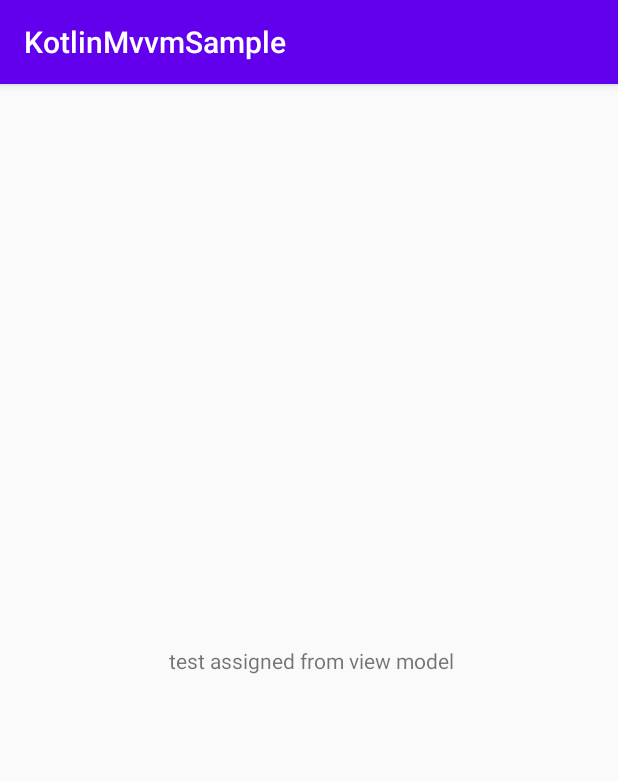
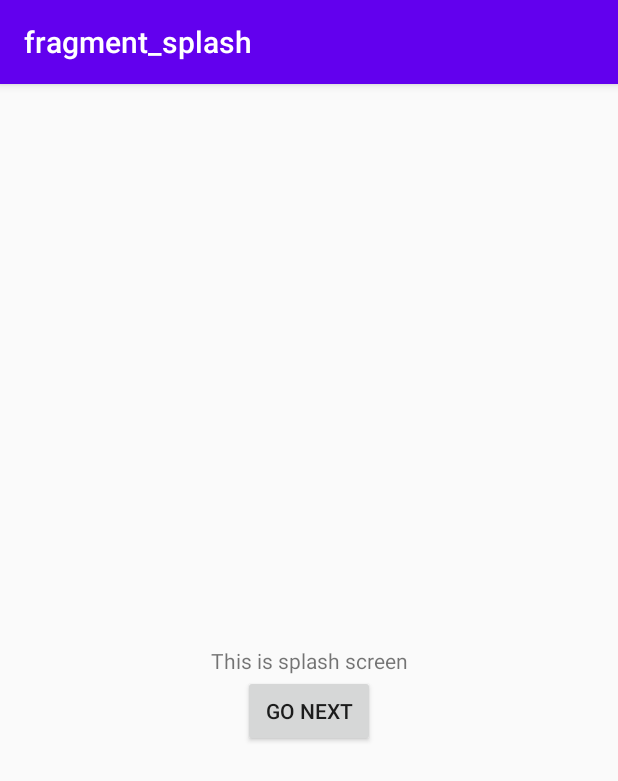
Before and after one commit to sjkaushik/SampleKotlinProject, an Android app: the screen it shows after launch (MainActivity), on a phone screen of 412 x 824 dp. Shown: the top 781 px of the screen. Run offline under Robolectric (Android 15) with nearby library versions, the phone set to English and light mode, and no system bars; our stand-ins replace Dagger/Hilt's generated code, data binding, navigation-ui.

Commit message:
added nav component

```diff
--- a/app/src/main/AndroidManifest.xml
+++ b/app/src/main/AndroidManifest.xml
@@ -3,7 +3,7 @@
     package="com.example.kotlinmvvmsample">
 
     <application
-        android:name=".BaseApplication"
+        android:name="com.example.kotlinmvvmsample.BaseApplication"
         android:allowBackup="true"
         android:icon="@mipmap/ic_launcher"
         android:label="@string/app_name"
--- a/app/src/main/java/com/example/kotlinmvvmsample/base/BaseFragment.kt
+++ b/app/src/main/java/com/example/kotlinmvvmsample/base/BaseFragment.kt
@@ -1,3 +1,40 @@
 package com.example.kotlinmvvmsample.base
 
-class BaseFragment
+import android.os.Bundle
+import android.view.LayoutInflater
+import android.view.View
+import android.view.ViewGroup
+import androidx.annotation.LayoutRes
+import androidx.databinding.DataBindingUtil
+import androidx.databinding.ViewDataBinding
+import dagger.android.support.DaggerFragment
+
+abstract class BaseFragment<VDB : ViewDataBinding, VM : BaseViewModel> : DaggerFragment() {
+
+    open lateinit var mBinding: VDB
+
+    @LayoutRes
+    abstract fun getLayoutRes(): Int
+
+    private fun init(inflater: LayoutInflater, container: ViewGroup) {
+        mBinding = DataBindingUtil.inflate(inflater, getLayoutRes(), container, false)
+    }
+
+    override fun onCreateView(
+        inflater: LayoutInflater, container: ViewGroup?,
+        savedInstanceState: Bundle?
+    ): View {
+        init(inflater, container!!)
+        init()
+        super.onCreateView(inflater, container, savedInstanceState)
+        return mBinding.root
+    }
+
+    open fun init() {}
+    open fun refresh() {}
+
+    abstract fun initViewModel(): VM
+
+    abstract fun attachObservers()
+
+}
--- a/app/src/main/java/com/example/kotlinmvvmsample/model/CoffeeModel.kt
+++ /dev/null
@@ -1,6 +0,0 @@
-package com.example.kotlinmvvmsample.model
-
-class CoffeeModel {
-    fun prepareCoffee() = "Here! Espresso for you"
-    fun fetchCoffee() = "espresso"
-}
--- a/app/src/main/java/com/example/kotlinmvvmsample/ui/activity/MainActivity.kt
+++ b/app/src/main/java/com/example/kotlinmvvmsample/ui/activity/MainActivity.kt
@@ -1,7 +1,8 @@
 package com.example.kotlinmvvmsample.ui.activity
 
-
 import android.os.Bundle
+import androidx.navigation.findNavController
+import androidx.navigation.ui.NavigationUI
 import com.example.kotlinmvvmsample.R
 import com.example.kotlinmvvmsample.base.BaseActivity
 import com.example.kotlinmvvmsample.databinding.ActivityMainBinding
@@ -17,6 +18,9 @@ class MainActivity : BaseActivity<ActivityMainBinding, MainViewModel>() {
     override fun onCreate(savedInstanceState: Bundle?) {
         super.onCreate(savedInstanceState)
         binding.viewModel = viewModel
+
+        val navController = this.findNavController(R.id.myNavHostFragment)
+        NavigationUI.setupActionBarWithNavController(this, navController)
     }
 
     override fun getLayoutRes(): Int {
--- /dev/null
+++ b/app/src/main/java/com/example/kotlinmvvmsample/ui/fragment/splash/SplashFragment.kt
@@ -0,0 +1,41 @@
+package com.example.kotlinmvvmsample.ui.fragment.splash
+
+import android.util.Log
+import androidx.fragment.app.Fragment
+import androidx.lifecycle.Observer
+import com.example.kotlinmvvmsample.R
+import com.example.kotlinmvvmsample.base.BaseFragment
+import com.example.kotlinmvvmsample.databinding.FragmentSplashBinding
+import javax.inject.Inject
+
+/**
+ * A simple [Fragment] subclass.
+ */
+class SplashFragment : BaseFragment<FragmentSplashBinding, SplashViewModel>() {
+
+    @Inject
+    lateinit var viewModel: SplashViewModel
+
+    override fun onStart() {
+        super.onStart()
+        mBinding.viewModel = viewModel
+    }
+
+    override fun getLayoutRes(): Int {
+        return R.layout.fragment_splash
+    }
+
+    override fun initViewModel(): SplashViewModel {
+        return viewModel
+    }
+
+    override fun attachObservers() {
+
+        viewModel.clickAction.observe(this, Observer {
+
+            Log.d("hell", "smart")
+        })
+    }
+
+
+}
--- /dev/null
+++ b/app/src/main/java/com/example/kotlinmvvmsample/ui/fragment/splash/SplashViewModel.kt
@@ -0,0 +1,22 @@
+package com.example.kotlinmvvmsample.ui.fragment.splash
+
+import androidx.lifecycle.MutableLiveData
+import com.example.kotlinmvvmsample.base.BaseViewModel
+import com.example.kotlinmvvmsample.rx.SingleLiveEvent
+import javax.inject.Inject
+
+class SplashViewModel
+@Inject
+constructor() : BaseViewModel() {
+
+    val desc = MutableLiveData<String>()
+    val clickAction = SingleLiveEvent<Boolean>()
+
+    init {
+        desc.value = "This is splash screen"
+    }
+
+    fun onCtaButtonClick() {
+        clickAction.value = true
+    }
+}
--- a/app/src/main/res/layout/activity_main.xml
+++ b/app/src/main/res/layout/activity_main.xml
@@ -16,15 +16,13 @@
         android:layout_width="match_parent"
         android:layout_height="match_parent">
 
-        <androidx.appcompat.widget.AppCompatTextView
-            android:id="@+id/sampleText"
-            android:layout_width="wrap_content"
-            android:layout_height="wrap_content"
-            android:text="@{viewModel.text}"
-            app:layout_constraintBottom_toBottomOf="parent"
-            app:layout_constraintEnd_toEndOf="parent"
-            app:layout_constraintStart_toStartOf="parent"
-            app:layout_constraintTop_toTopOf="parent" />
+        <fragment
+            android:id="@+id/myNavHostFragment"
+            android:name="androidx.navigation.fragment.NavHostFragment"
+            android:layout_width="match_parent"
+            android:layout_height="match_parent"
+            app:defaultNavHost="true"
+            app:navGraph="@navigation/navigation" />
 
     </androidx.constraintlayout.widget.ConstraintLayout>
 
--- /dev/null
+++ b/app/src/main/res/layout/fragment_splash.xml
@@ -0,0 +1,41 @@
+<?xml version="1.0" encoding="utf-8"?>
+<layout xmlns:android="http://schemas.android.com/apk/res/android"
+    xmlns:app="http://schemas.android.com/apk/res-auto"
+    xmlns:tools="http://schemas.android.com/tools"
+    tools:context=".ui.fragment.splash.SplashFragment">
+
+    <data>
+
+        <variable
+            name="viewModel"
+            type="com.example.kotlinmvvmsample.ui.fragment.splash.SplashViewModel" />
+
+    </data>
+
+    <androidx.constraintlayout.widget.ConstraintLayout
+        android:layout_width="match_parent"
+        android:layout_height="match_parent">
+
+        <androidx.appcompat.widget.AppCompatTextView
+            android:id="@+id/desc"
+            android:layout_width="wrap_content"
+            android:layout_height="wrap_content"
+            android:text="@{viewModel.desc}"
+            app:layout_constraintBottom_toBottomOf="parent"
+            app:layout_constraintEnd_toEndOf="parent"
+            app:layout_constraintStart_toStartOf="parent"
+            app:layout_constraintTop_toTopOf="parent"
+            tools:text="sample text" />
+
+        <Button
+            android:layout_width="wrap_content"
+            android:layout_height="wrap_content"
+            android:onClick="@{()->viewModel.onCtaButtonClick()}"
+            android:text="Go Next"
+            app:layout_constraintEnd_toEndOf="parent"
+            app:layout_constraintStart_toStartOf="parent"
+            app:layout_constraintTop_toBottomOf="@+id/desc" />
+
+    </androidx.constraintlayout.widget.ConstraintLayout>
+
+</layout>
--- /dev/null
+++ b/app/src/main/res/navigation/navigation.xml
@@ -0,0 +1,23 @@
+<?xml version="1.0" encoding="utf-8"?>
+<navigation xmlns:android="http://schemas.android.com/apk/res/android"
+    xmlns:app="http://schemas.android.com/apk/res-auto"
+    xmlns:tools="http://schemas.android.com/tools"
+    android:id="@+id/navigation"
+    app:startDestination="@id/splashFragment"
+    tools:ignore="UnusedNavigation">
+
+    <fragment
+        android:id="@+id/splashFragment"
+        android:name="com.example.kotlinmvvmsample.ui.fragment.splash.SplashFragment"
+        android:label="fragment_splash"
+        tools:layout="@layout/fragment_splash">
+        <action
+            android:id="@+id/action_splashFragment_to_homeFragment"
+            app:destination="@id/homeFragment" />
+    </fragment>
+    <fragment
+        android:id="@+id/homeFragment"
+        android:name="com.example.kotlinmvvmsample.ui.fragment.home.HomeFragment"
+        android:label="fragment_home"
+        tools:layout="@layout/fragment_home" />
+</navigation>
--- a/app/src/main/res/values/strings.xml
+++ b/app/src/main/res/values/strings.xml
@@ -1,3 +1,6 @@
 <resources>
     <string name="app_name">KotlinMvvmSample</string>
+
+    <!-- TODO: Remove or change this placeholder text -->
+    <string name="hello_blank_fragment">Hello blank fragment</string>
 </resources>
```
Also changed, not shown: app/build.gradle (+27 -7 lines), app/src/main/java/com/example/kotlinmvvmsample/di/modules/ViewModule.kt (+8 -0 lines), app/src/main/java/com/example/kotlinmvvmsample/rx/SingleLiveEvent.kt (added, +51 -0 lines), app/src/main/java/com/example/kotlinmvvmsample/ui/fragment/home/HomeFragment.kt (added, +36 -0 lines), app/src/main/java/com/example/kotlinmvvmsample/ui/fragment/home/HomeViewModel.kt (added, +16 -0 lines), app/src/main/res/layout/fragment_home.xml (added, +19 -0 lines), build.gradle (+6 -3 lines).
